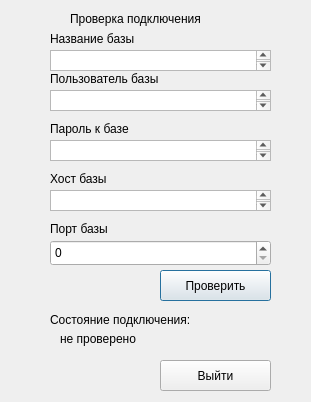
This is templates/designConn.ui in AZch/Data-decryption-system as Qt 5 draws it before an edit. The edited form follows.
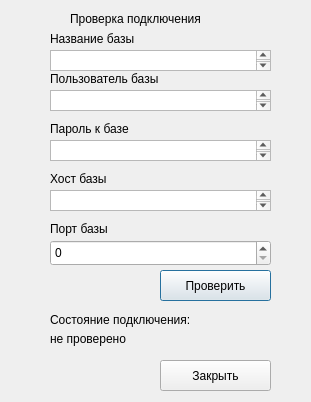
This is the edited form.

Commit message: Hotfix(Conn UI): little refactor conn ui

Patch:
```diff
--- a/templates/designConn.ui
+++ b/templates/designConn.ui
@@ -114,7 +114,7 @@
     </rect>
    </property>
    <property name="text">
-    <string>Выйти</string>
+    <string>Закрыть</string>
    </property>
   </widget>
   <widget class="QSpinBox" name="spn4">
@@ -146,9 +146,9 @@
   <widget class="QLabel" name="lblState">
    <property name="geometry">
     <rect>
-     <x>60</x>
+     <x>50</x>
      <y>330</y>
-     <width>211</width>
+     <width>221</width>
      <height>17</height>
     </rect>
    </property>
```
The commit also changes 2 other files.
